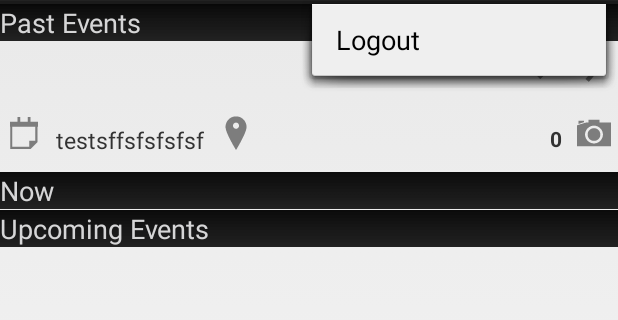
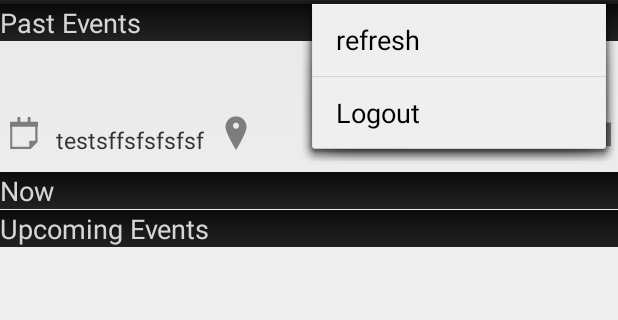
Before and after one commit to DavidPalmer/Aperture, an Android app: the EventsListActivity screen opened directly, with no data from a screen before it, with the options menu open, on a phone screen of 412 x 824 dp, the part 68-388 px from its top. Run offline under Robolectric (Android 15) with nearby library versions, the phone set to English and light mode, and no system bars; 21 statements that could not run were skipped.

Commit message:
Added changes for refresh in event screen and highlighting current events.

```diff
--- a/app/src/main/java/com/rewyndr/reflectbig/activity/EventsListActivity.java
+++ b/app/src/main/java/com/rewyndr/reflectbig/activity/EventsListActivity.java
@@ -4,6 +4,7 @@ import android.app.Activity;
 import android.content.Intent;
 import android.content.SharedPreferences;
 import android.os.Bundle;
+import android.util.Log;
 import android.view.Menu;
 import android.view.MenuItem;
 
@@ -58,9 +59,13 @@ public class EventsListActivity extends Activity {
         try {
             EventService eventService = ServiceFactory.getEventServiceInstance(this);
             Map<EventStatus, List<Event>> eventStatusListHashMap = eventService.getEvents();
-            pastEventList = (ArrayList<Event>) eventStatusListHashMap.get(EventStatus.PAST);
-            currentEventList = (ArrayList<Event>) eventStatusListHashMap.get(EventStatus.CURRENT);
-            upcomingEventList = (ArrayList<Event>) eventStatusListHashMap.get(EventStatus.UPCOMING);
+            pastEventList.clear();
+            currentEventList.clear();
+            upcomingEventList.clear();
+            pastEventList.addAll(eventStatusListHashMap.get(EventStatus.PAST));
+            currentEventList.addAll(eventStatusListHashMap.get(EventStatus.CURRENT));
+            upcomingEventList.addAll(eventStatusListHashMap.get(EventStatus.UPCOMING));
+            Log.d("test", pastEventList.size() + " " + currentEventList.size() + " " + upcomingEventList.size());
         } catch (ParseException e) {
             e.printStackTrace();
         } catch (Exception e) {
@@ -92,6 +97,11 @@ public class EventsListActivity extends Activity {
             Intent intent = new Intent(this, CreateEventActivity.class);
             startActivity(intent);
         }
+        if (id == R.id.user_refresh) {
+            getEventData();
+            eventListAdapter.notifyDataSetChanged();
+            Log.d("err", eventListAdapter.numberOfRows(0) + " " + eventListAdapter.numberOfRows(1) + " " + eventListAdapter.numberOfRows(2) + " ");
+        }
         return super.onOptionsItemSelected(item);
     }
 
--- a/app/src/main/java/com/rewyndr/reflectbig/adapter/EventListAdapter.java
+++ b/app/src/main/java/com/rewyndr/reflectbig/adapter/EventListAdapter.java
@@ -2,6 +2,7 @@ package com.rewyndr.reflectbig.adapter;
 
 import android.app.Activity;
 import android.content.Intent;
+import android.graphics.Color;
 import android.view.LayoutInflater;
 import android.view.View;
 import android.view.ViewGroup;
@@ -101,6 +102,7 @@ public class EventListAdapter extends SectionAdapter {
         }
         ViewHolder holder = (ViewHolder) view.getTag();
         if (section == 0 && pastEventList != null) {
+            view.setBackgroundResource(Color.TRANSPARENT);
             holder.eventName.setText(pastEventList.get(row).getEventName());
             holder.eventDate.setText(new SimpleDateFormat("MMM dd, yyyy").format(pastEventList.get(row).getStartDate()));
             holder.eventLocation.setText(pastEventList.get(row).getShortLocation());
@@ -114,6 +116,7 @@ public class EventListAdapter extends SectionAdapter {
                 holder.eventConfirmation.setImageResource(R.drawable.ic_action_warning);
         }
         if (section == 1 && currentEventList != null) {
+            view.setBackgroundResource(R.drawable.green_gradiant);
             holder.eventName.setText(currentEventList.get(row).getEventName());
             holder.eventDate.setText(new SimpleDateFormat("MMM dd, yyyy").format(currentEventList.get(row).getStartDate()));
             holder.eventLocation.setText(currentEventList.get(row).getShortLocation());
@@ -127,6 +130,7 @@ public class EventListAdapter extends SectionAdapter {
                 holder.eventConfirmation.setImageResource(R.drawable.ic_action_warning);
         }
         if (section == 2 && upcomingEventList != null) {
+            view.setBackgroundResource(Color.TRANSPARENT);
             holder.eventName.setText(upcomingEventList.get(row).getEventName());
             holder.eventDate.setText(new SimpleDateFormat("MMM dd, yyyy").format(upcomingEventList.get(row).getStartDate()));
             holder.eventLocation.setText(upcomingEventList.get(row).getShortLocation());
@@ -169,6 +173,7 @@ public class EventListAdapter extends SectionAdapter {
         return convertView;
     }
 
+
     @Override
     public void onRowItemClick(AdapterView<?> parent, View view, int section, int row, long id) {
         super.onRowItemClick(parent, view, section, row, id);
--- /dev/null
+++ b/app/src/main/res/drawable-hdpi/green_gradiant.xml
@@ -0,0 +1,9 @@
+<?xml version="1.0" encoding="utf-8"?>
+
+<shape xmlns:android="http://schemas.android.com/apk/res/android"
+    android:shape="rectangle">
+    <gradient
+        android:angle="270"
+        android:endColor="#ffa0d19d"
+        android:startColor="#ff79ec5d" />
+</shape>
--- a/app/src/main/res/menu/events_list.xml
+++ b/app/src/main/res/menu/events_list.xml
@@ -1,6 +1,11 @@
 <menu xmlns:android="http://schemas.android.com/apk/res/android"
     xmlns:tools="http://schemas.android.com/tools"
     tools:context="com.rewyndr.reflectbig.activity.EventsListActivity">
+    <item
+        android:id="@+id/user_refresh"
+        android:orderInCategory="100"
+        android:showAsAction="never"
+        android:title="@string/refresh" />
     <item android:id="@+id/user_logout"
         android:orderInCategory="100"
         android:showAsAction="never"
--- a/app/src/main/res/values/strings.xml
+++ b/app/src/main/res/values/strings.xml
@@ -16,6 +16,7 @@
     <string name="title_activity_attendee_list">Attendees</string>
     <string name="title_activity_login">LoginActivity</string>
     <string name="user_logout">Logout</string>
+    <string name="refresh">refresh</string>
     <string name="single">Single Day</string>
     <string name="multi">Multi Day</string>
     <string name="title_activity_invite_event">InviteEventActivity</string>
```
